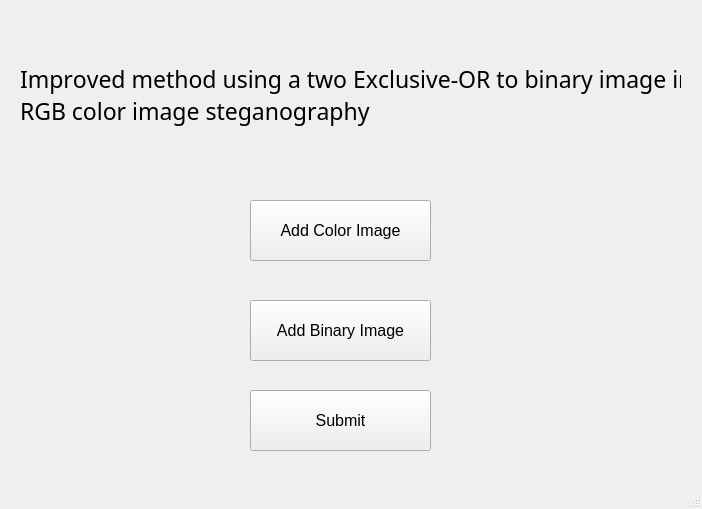
The window that dataSecurity.ui (YonatanHen/Hiding-Binary-Image-In-Color-Image) describes before a commit, drawn with Qt 5.
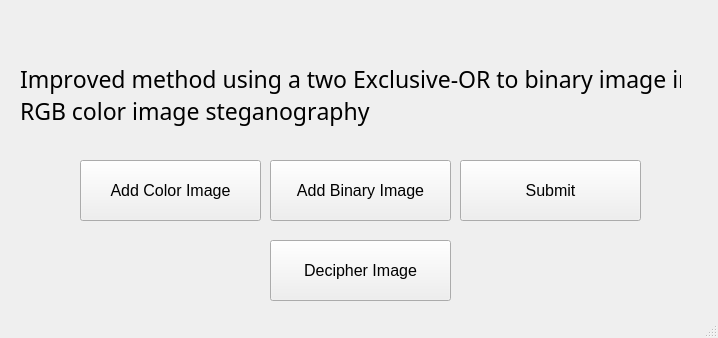
The same window after the commit.

The edit to the form file:
```diff
--- a/dataSecurity.ui
+++ b/dataSecurity.ui
@@ -6,8 +6,8 @@
    <rect>
     <x>0</x>
     <y>0</y>
-    <width>702</width>
-    <height>509</height>
+    <width>718</width>
+    <height>338</height>
    </rect>
   </property>
   <property name="font">
@@ -25,8 +25,8 @@
    <widget class="QPushButton" name="ColorImageBtn">
     <property name="geometry">
      <rect>
-      <x>250</x>
-      <y>200</y>
+      <x>80</x>
+      <y>160</y>
       <width>181</width>
       <height>61</height>
      </rect>
@@ -85,8 +85,8 @@
    <widget class="QPushButton" name="BinaryImageBtn">
     <property name="geometry">
      <rect>
-      <x>250</x>
-      <y>300</y>
+      <x>270</x>
+      <y>160</y>
       <width>181</width>
       <height>61</height>
      </rect>
@@ -103,8 +103,8 @@
    <widget class="QPushButton" name="SubmitBtn">
     <property name="geometry">
      <rect>
-      <x>250</x>
-      <y>390</y>
+      <x>460</x>
+      <y>160</y>
       <width>181</width>
       <height>61</height>
      </rect>
@@ -118,6 +118,24 @@
      <string>Submit</string>
     </property>
    </widget>
+   <widget class="QPushButton" name="DecipherBtn">
+    <property name="geometry">
+     <rect>
+      <x>270</x>
+      <y>240</y>
+      <width>181</width>
+      <height>61</height>
+     </rect>
+    </property>
+    <property name="font">
+     <font>
+      <pointsize>12</pointsize>
+     </font>
+    </property>
+    <property name="text">
+     <string>Decipher Image</string>
+    </property>
+   </widget>
   </widget>
   <widget class="QMenuBar" name="menubar">
    <property name="geometry">
```
Left out of the diff: 4 changed lines with no effect on the pictures.
